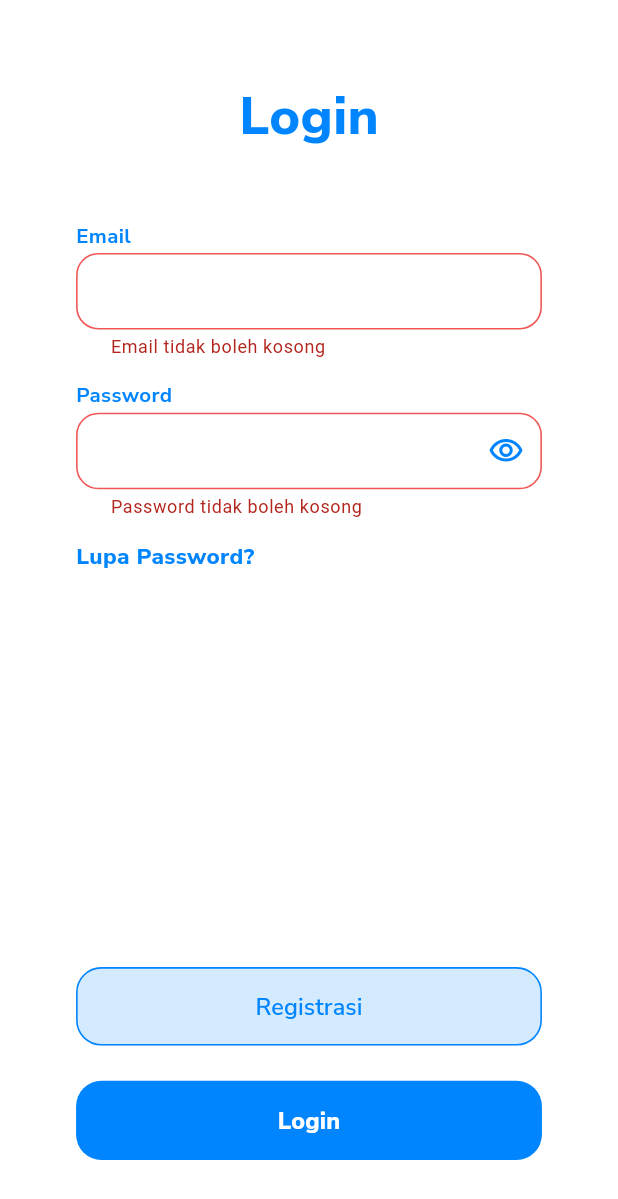
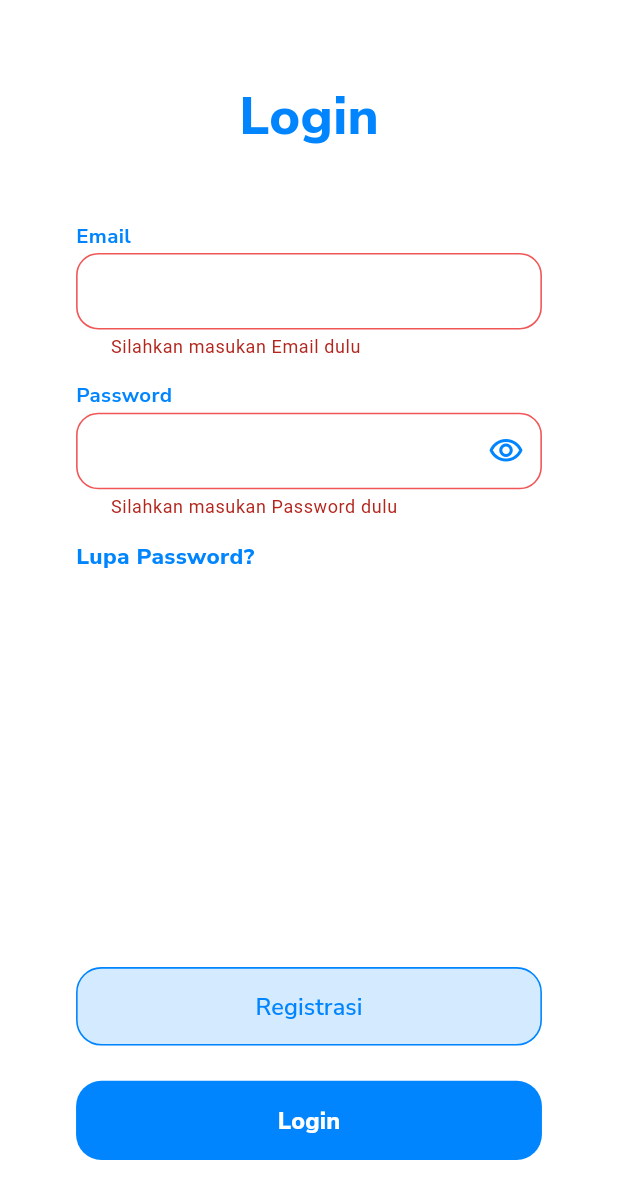
Before and after one commit to dimassdoubles/FT20240317-GetasanApp, a Flutter app: the screen it shows after launch, after a tap on "Login", on a phone screen of 412 x 824 dp. Shown: the top 1199 px of the screen. Run offline on Flutter 3.47's test engine with Material 3 defaults, Android fonts, the phone set to English and light mode, and no system bars; our stand-ins replace flutter_riverpod, flutter_screenutil, google_fonts.

```diff
--- a/lib/features/auth/presentation/page/login_page.dart
+++ b/lib/features/auth/presentation/page/login_page.dart
@@ -6,6 +6,7 @@ import 'package:flutter_screenutil/flutter_screenutil.dart';
 import 'package:getasan_app/features/common/constant/style/app_colors.dart';
 import 'package:getasan_app/features/common/constant/style/app_texts.dart';
 import 'package:getasan_app/features/common/helper/input_formater_helper.dart';
+import 'package:getasan_app/features/common/helper/input_validator_helper.dart';
 import 'package:getasan_app/features/common/presentation/widget/button/primary_button.dart';
 import 'package:getasan_app/features/common/presentation/widget/button/secondary_button.dart';
 import 'package:getasan_app/features/common/presentation/widget/gaps.dart';
@@ -64,6 +65,9 @@ class _LoginPageState extends ConsumerState<LoginPage> {
                         controller: _emailController,
                         inputFormatters: InputFormatterHelper.forEmail,
                         keyboardType: TextInputType.emailAddress,
+                        validator: (value) {
+                          return InputValidatorHelper.formEmail(value!);
+                        },
                         label: 'Email',
                       ),
                       Gaps.v16,
--- /dev/null
+++ b/lib/features/common/helper/input_validator_helper.dart
@@ -0,0 +1,11 @@
+class InputValidatorHelper {
+  InputValidatorHelper._();
+
+  static String? formEmail(String value, {String? errorMessage}) {
+    if (!RegExp(r'^[\w-\.]+@([\w-]+\.)+[\w-]{2,4}$').hasMatch(value)) {
+      return errorMessage ?? 'Maaf, email tidak valid';
+    }
+
+    return null;
+  }
+}
--- a/lib/features/common/presentation/widget/input/text_input.dart
+++ b/lib/features/common/presentation/widget/input/text_input.dart
@@ -18,6 +18,7 @@ class TextInput extends StatelessWidget {
   final bool isRequired;
   final String?
       name; // teks yang akan ditampilkan di error '{name} tidak boleh kosong'
+  final String? Function(String? value)? validator;
   const TextInput({
     super.key,
     this.controller,
@@ -31,6 +32,7 @@ class TextInput extends StatelessWidget {
     this.keyboardType,
     this.isRequired = true,
     this.name,
+    this.validator,
   });
 
   static border({Color color = AppColors.primary}) => OutlineInputBorder(
@@ -68,11 +70,11 @@ class TextInput extends StatelessWidget {
           validator: (value) {
             if (isRequired) {
               if (value!.isEmpty) {
-                return '${name ?? label ?? 'Inputan'} tidak boleh kosong';
+                return 'Silahkan masukan ${name ?? label ?? 'inputan'} dulu';
               }
             }
 
-            return null;
+            return validator?.call(value);
           },
           decoration: InputDecoration(
             suffixIcon: suffixIcon,
```
